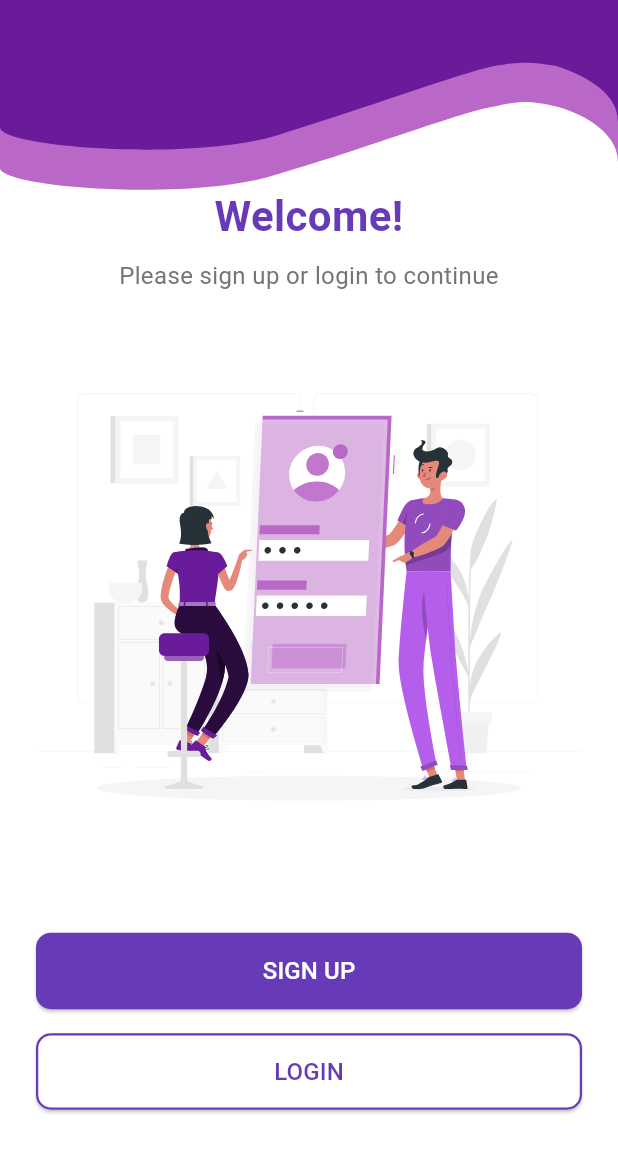
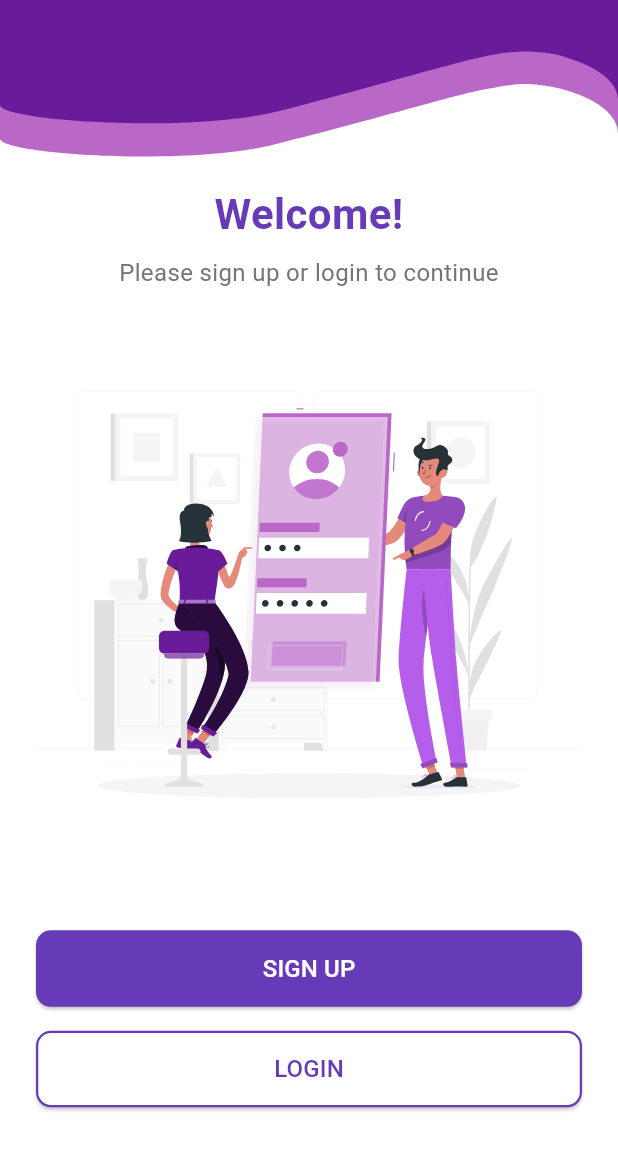
Before and after one commit to anndeviant/tpm_teori_t3, a Flutter app: the screen it shows after launch, on a phone screen of 412 x 824 dp. Shown: the top 1153 px of the screen. Run offline on Flutter 3.47's test engine with Material 3 defaults, Android fonts, the phone set to English and light mode, and no system bars; our stand-ins replace cloud_firestore, curved_navigation_bar, firebase_auth, firebase_core, flutter_svg, internet_connection_checker and 1 more; accounts and stored records are empty.

Commit message:
mengatur ulang posisi painter (landing)

```diff
--- a/lib/auth/landing_screen.dart
+++ b/lib/auth/landing_screen.dart
@@ -25,11 +25,11 @@ class _LandingScreenState extends State<LandingScreen> {
           child: Column(
             children: [
               CustomPaint(
-                size: Size(screenWidth, 100),
+                size: Size(screenWidth, screenHeight * 0.10),
                 painter: HeadPainter(),
               ),
 
-              SizedBox(height: 24),
+              SizedBox(height: 40),
               Text(
                 'Welcome!',
                 textAlign: TextAlign.center,
```
